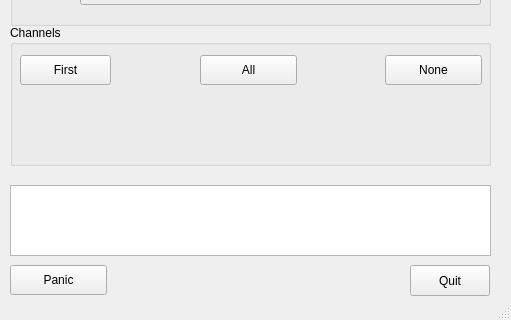
The window that chopin-lab/form.ui (obook/I-like-Chopin) describes before a commit, drawn with Qt 5; both pictures show x 0 to 511 and y 175 to 495 of the 511 by 495 pixel window.
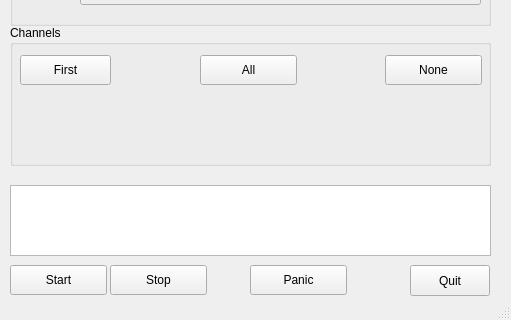
The same window after the commit.

```diff
--- a/chopin-lab/form.ui
+++ b/chopin-lab/form.ui
@@ -211,7 +211,7 @@
    <widget class="QPushButton" name="pushButton_Panic">
     <property name="geometry">
      <rect>
-      <x>10</x>
+      <x>250</x>
       <y>440</y>
       <width>97</width>
       <height>30</height>
@@ -221,6 +221,32 @@
      <string>Panic</string>
     </property>
    </widget>
+   <widget class="QPushButton" name="pushButton_Stop">
+    <property name="geometry">
+     <rect>
+      <x>110</x>
+      <y>440</y>
+      <width>97</width>
+      <height>30</height>
+     </rect>
+    </property>
+    <property name="text">
+     <string>Stop</string>
+    </property>
+   </widget>
+   <widget class="QPushButton" name="pushButton_Start">
+    <property name="geometry">
+     <rect>
+      <x>10</x>
+      <y>440</y>
+      <width>97</width>
+      <height>30</height>
+     </rect>
+    </property>
+    <property name="text">
+     <string>Start</string>
+    </property>
+   </widget>
   </widget>
   <widget class="QStatusBar" name="statusbar"/>
  </widget>
```
